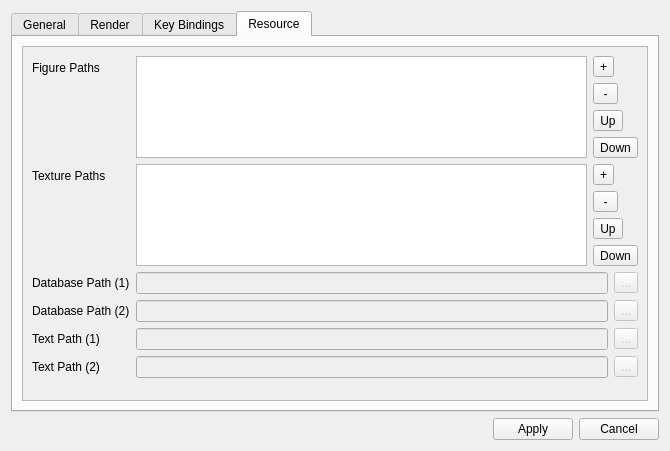
This is settings.ui in konstvest/ei_maper as Qt 5 draws it before an edit. The edited form follows.
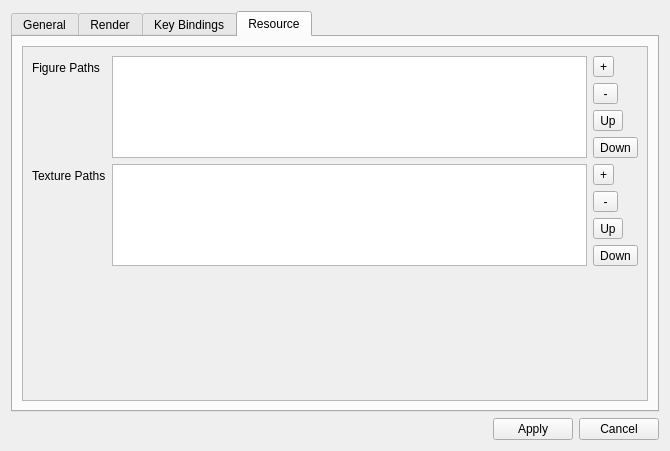
This is the edited form. The open tabs and pages were chosen to show the change.

Commit message: Removed db and text fields

Patch:
```diff
--- a/settings.ui
+++ b/settings.ui
@@ -887,118 +887,6 @@
              </item>
             </layout>
            </item>
-           <item row="2" column="0">
-            <widget class="QLabel" name="label_6">
-             <property name="text">
-              <string>Database Path (1)</string>
-             </property>
-            </widget>
-           </item>
-           <item row="2" column="1">
-            <layout class="QHBoxLayout" name="horizontalLayout_8">
-             <item>
-              <widget class="QLineEdit" name="lineEdit_5">
-               <property name="enabled">
-                <bool>false</bool>
-               </property>
-              </widget>
-             </item>
-             <item>
-              <widget class="QToolButton" name="toolButton_5">
-               <property name="enabled">
-                <bool>false</bool>
-               </property>
-               <property name="text">
-                <string>...</string>
-               </property>
-              </widget>
-             </item>
-            </layout>
-           </item>
-           <item row="3" column="0">
-            <widget class="QLabel" name="label_7">
-             <property name="text">
-              <string>Database Path (2)</string>
-             </property>
-            </widget>
-           </item>
-           <item row="3" column="1">
-            <layout class="QHBoxLayout" name="horizontalLayout_9">
-             <item>
-              <widget class="QLineEdit" name="lineEdit_6">
-               <property name="enabled">
-                <bool>false</bool>
-               </property>
-              </widget>
-             </item>
-             <item>
-              <widget class="QToolButton" name="toolButton_6">
-               <property name="enabled">
-                <bool>false</bool>
-               </property>
-               <property name="text">
-                <string>...</string>
-               </property>
-              </widget>
-             </item>
-            </layout>
-           </item>
-           <item row="4" column="0">
-            <widget class="QLabel" name="label_8">
-             <property name="text">
-              <string>Text Path (1)</string>
-             </property>
-            </widget>
-           </item>
-           <item row="4" column="1">
-            <layout class="QHBoxLayout" name="horizontalLayout_10">
-             <item>
-              <widget class="QLineEdit" name="lineEdit_7">
-               <property name="enabled">
-                <bool>false</bool>
-               </property>
-              </widget>
-             </item>
-             <item>
-              <widget class="QToolButton" name="toolButton_7">
-               <property name="enabled">
-                <bool>false</bool>
-               </property>
-               <property name="text">
-                <string>...</string>
-               </property>
-              </widget>
-             </item>
-            </layout>
-           </item>
-           <item row="5" column="0">
-            <widget class="QLabel" name="label_9">
-             <property name="text">
-              <string>Text Path (2)</string>
-             </property>
-            </widget>
-           </item>
-           <item row="5" column="1">
-            <layout class="QHBoxLayout" name="horizontalLayout_11">
-             <item>
-              <widget class="QLineEdit" name="lineEdit_8">
-               <property name="enabled">
-                <bool>false</bool>
-               </property>
-              </widget>
-             </item>
-             <item>
-              <widget class="QToolButton" name="toolButton_8">
-               <property name="enabled">
-                <bool>false</bool>
-               </property>
-               <property name="text">
-                <string>...</string>
-               </property>
-              </widget>
-             </item>
-            </layout>
-           </item>
           </layout>
          </widget>
         </widget>
```
Left out of the diff: 2 changed lines with no effect on the pictures.
